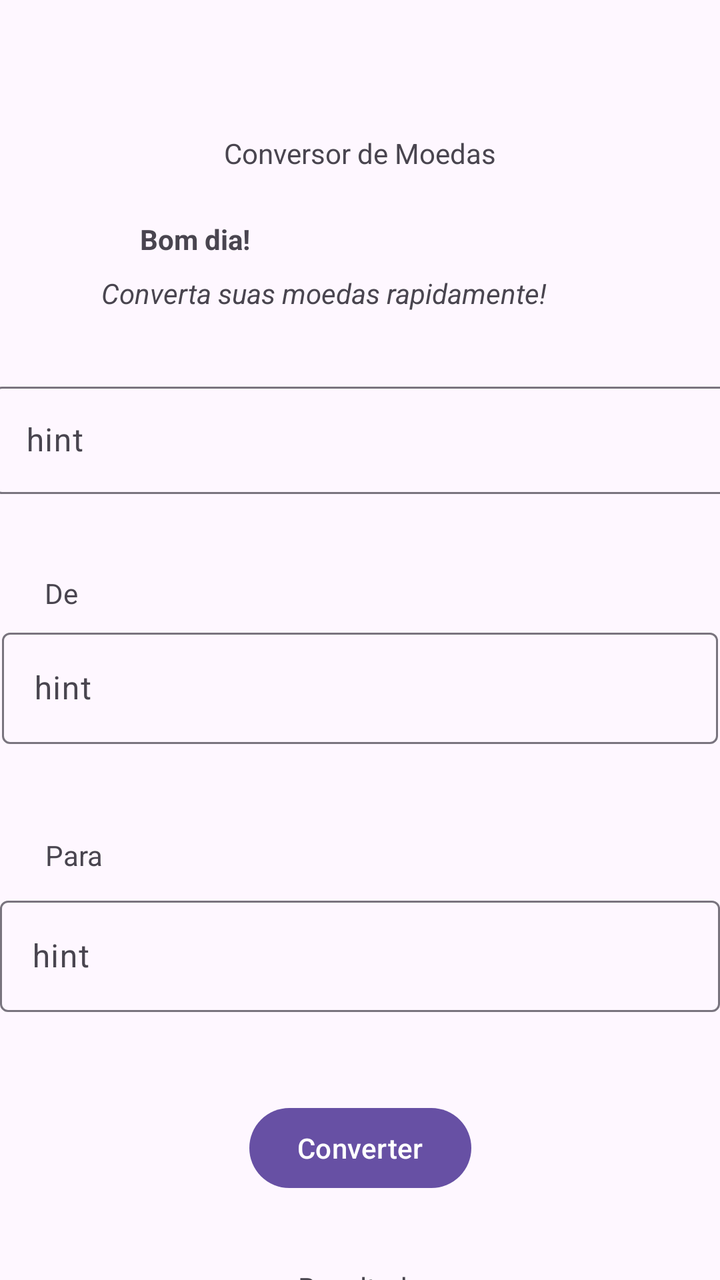
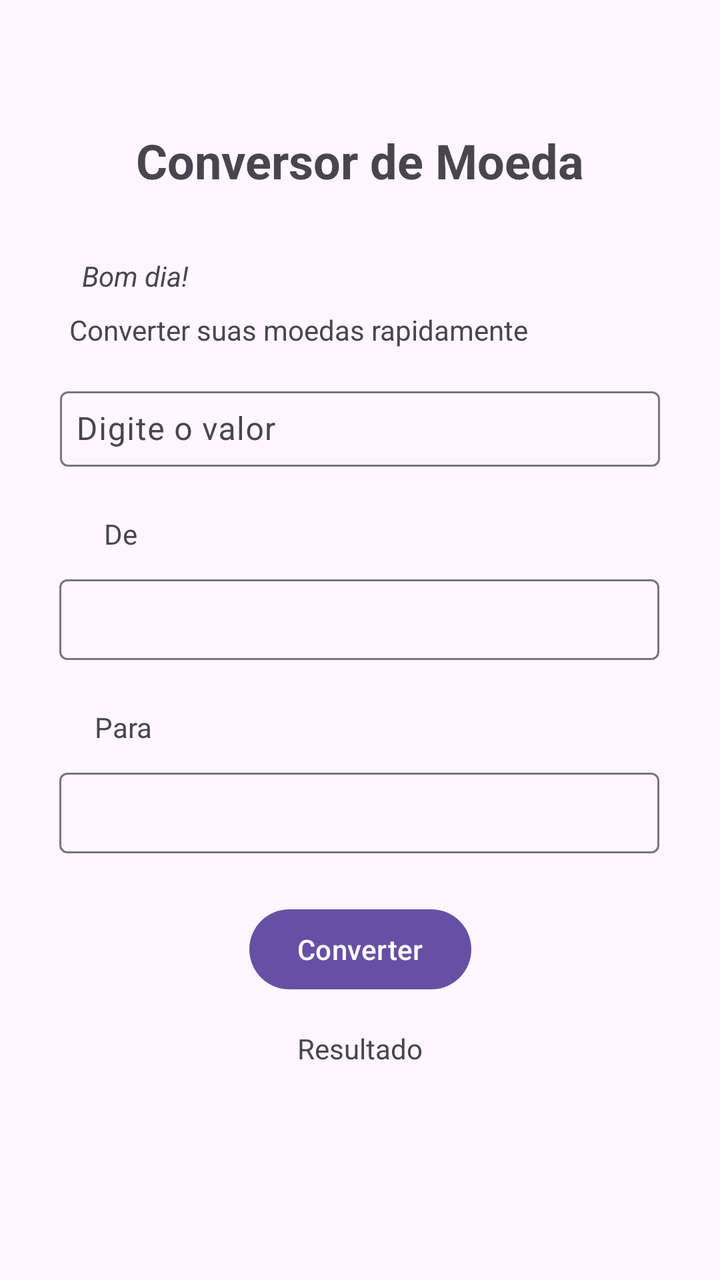

Before-and-after screenshots of an Android layout around one commit, followed by the original layout XML and the change that was made.
<!-- AndroidManifest.xml: application theme Theme.AppConversor -->
<!-- res/layout/activity_main.xml -->
<?xml version="1.0" encoding="utf-8"?>
<androidx.constraintlayout.widget.ConstraintLayout xmlns:android="http://schemas.android.com/apk/res/android"
    xmlns:app="http://schemas.android.com/apk/res-auto"
    xmlns:tools="http://schemas.android.com/tools"
    android:id="@+id/main"
    android:layout_width="match_parent"
    android:layout_height="match_parent"
    tools:context=".MainActivity">

    <TextView
        android:id="@+id/textView2"
        android:layout_width="wrap_content"
        android:layout_height="wrap_content"
        android:text="Conversor de Moedas"
        app:layout_constraintBottom_toBottomOf="parent"
        app:layout_constraintEnd_toEndOf="parent"
        app:layout_constraintStart_toStartOf="parent"
        app:layout_constraintTop_toTopOf="parent"
        app:layout_constraintVertical_bias="0.108" />

    <TextView
        android:id="@+id/textView"
        android:layout_width="wrap_content"
        android:layout_height="wrap_content"
        android:layout_marginTop="24dp"
        android:text="Bom dia!"
        android:textStyle="bold"
        app:layout_constraintEnd_toEndOf="parent"
        app:layout_constraintHorizontal_bias="0.23"
        app:layout_constraintStart_toStartOf="parent"
        app:layout_constraintTop_toBottomOf="@+id/textView2" />

    <TextView
        android:id="@+id/textView3"
        android:layout_width="wrap_content"
        android:layout_height="wrap_content"
        android:layout_marginTop="8dp"
        android:text="Converta suas moedas rapidamente!"
        android:textStyle="italic"
        app:layout_constraintEnd_toEndOf="parent"
        app:layout_constraintHorizontal_bias="0.368"
        app:layout_constraintStart_toStartOf="parent"
        app:layout_constraintTop_toBottomOf="@+id/textView" />

    <com.google.android.material.textfield.TextInputLayout
        android:id="@+id/textInputLayout"
        android:layout_width="367dp"
        android:layout_height="59dp"
        android:layout_marginTop="32dp"
        app:layout_constraintEnd_toEndOf="parent"
        app:layout_constraintHorizontal_bias="0.48"
        app:layout_constraintStart_toStartOf="parent"
        app:layout_constraintTop_toBottomOf="@+id/textView3">

        <com.google.android.material.textfield.TextInputEditText
            android:layout_width="match_parent"
            android:layout_height="wrap_content"
            android:hint="hint" />

    </com.google.android.material.textfield.TextInputLayout>

    <TextView
        android:id="@+id/textView5"
        android:layout_width="wrap_content"
        android:layout_height="wrap_content"
        android:layout_marginTop="40dp"
        android:text="De"
        app:layout_constraintEnd_toEndOf="parent"
        app:layout_constraintHorizontal_bias="0.065"
        app:layout_constraintStart_toStartOf="parent"
        app:layout_constraintTop_toBottomOf="@+id/textInputLayout" />

    <TextView
        android:id="@+id/textView6"
        android:layout_width="wrap_content"
        android:layout_height="wrap_content"
        android:layout_marginTop="112dp"
        android:text="Para"
        app:layout_constraintEnd_toEndOf="parent"
        app:layout_constraintHorizontal_bias="0.068"
        app:layout_constraintStart_toStartOf="parent"
        app:layout_constraintTop_toBottomOf="@+id/textView5" />

    <com.google.android.material.textfield.TextInputLayout
        android:layout_width="358dp"
        android:layout_height="62dp"
        android:layout_marginTop="64dp"
        app:layout_constraintEnd_toEndOf="parent"
        app:layout_constraintHorizontal_bias="0.49"
        app:layout_constraintStart_toStartOf="parent"
        app:layout_constraintTop_toBottomOf="@+id/textInputLayout">

        <com.google.android.material.textfield.TextInputEditText
            android:layout_width="match_parent"
            android:layout_height="wrap_content"
            android:hint="hint" />
    </com.google.android.material.textfield.TextInputLayout>

    <com.google.android.material.textfield.TextInputLayout
        android:id="@+id/textInputLayout2"
        android:layout_width="360dp"
        android:layout_height="69dp"
        android:layout_marginTop="8dp"
        app:layout_constraintEnd_toEndOf="parent"
        app:layout_constraintHorizontal_bias="0.509"
        app:layout_constraintStart_toStartOf="parent"
        app:layout_constraintTop_toBottomOf="@+id/textView6">

        <com.google.android.material.textfield.TextInputEditText
            android:layout_width="match_parent"
            android:layout_height="wrap_content"
            android:hint="hint" />
    </com.google.android.material.textfield.TextInputLayout>

    <Button
        android:id="@+id/BtnConverte"
        android:layout_width="wrap_content"
        android:layout_height="wrap_content"
        android:layout_marginTop="36dp"
        android:text="Converter"
        app:layout_constraintEnd_toEndOf="parent"
        app:layout_constraintStart_toStartOf="parent"
        app:layout_constraintTop_toBottomOf="@+id/textInputLayout2" />

    <TextView
        android:id="@+id/textView7"
        android:layout_width="wrap_content"
        android:layout_height="wrap_content"
        android:layout_marginTop="36dp"
        android:text="Resultado"
        app:layout_constraintEnd_toEndOf="parent"
        app:layout_constraintHorizontal_bias="0.501"
        app:layout_constraintStart_toStartOf="parent"
        app:layout_constraintTop_toBottomOf="@+id/BtnConverte" />


</androidx.constraintlayout.widget.ConstraintLayout>
<!-- resources referenced by this layout -->
<resources>
  <style name="Theme.AppConversor" parent="Base.Theme.AppConversor" />
  <style name="Base.Theme.AppConversor" parent="Theme.Material3.DayNight.NoActionBar">
          
          
      </style>
</resources>

<!-- the commit's change to res/layout/activity_main.xml (unified diff, before → after) -->
@@ -11,22 +11,23 @@
         android:id="@+id/textView2"
         android:layout_width="wrap_content"
         android:layout_height="wrap_content"
-        android:text="Conversor de Moedas"
-        app:layout_constraintBottom_toBottomOf="parent"
+        android:layout_marginTop="64dp"
+        android:text="Conversor de Moeda"
+        android:textSize="24sp"
+        android:textStyle="bold"
         app:layout_constraintEnd_toEndOf="parent"
         app:layout_constraintStart_toStartOf="parent"
-        app:layout_constraintTop_toTopOf="parent"
-        app:layout_constraintVertical_bias="0.108" />
+        app:layout_constraintTop_toTopOf="parent" />
 
     <TextView
-        android:id="@+id/textView"
+        android:id="@+id/textTempo"
         android:layout_width="wrap_content"
         android:layout_height="wrap_content"
-        android:layout_marginTop="24dp"
+        android:layout_marginTop="32dp"
         android:text="Bom dia!"
-        android:textStyle="bold"
+        android:textStyle="italic"
         app:layout_constraintEnd_toEndOf="parent"
-        app:layout_constraintHorizontal_bias="0.23"
+        app:layout_constraintHorizontal_bias="0.134"
         app:layout_constraintStart_toStartOf="parent"
         app:layout_constraintTop_toBottomOf="@+id/textView2" />
 
@@ -35,27 +36,58 @@
         android:layout_width="wrap_content"
         android:layout_height="wrap_content"
         android:layout_marginTop="8dp"
-        android:text="Converta suas moedas rapidamente!"
-        android:textStyle="italic"
+        android:text="Converter suas moedas rapidamente"
         app:layout_constraintEnd_toEndOf="parent"
-        app:layout_constraintHorizontal_bias="0.368"
+        app:layout_constraintHorizontal_bias="0.266"
         app:layout_constraintStart_toStartOf="parent"
-        app:layout_constraintTop_toBottomOf="@+id/textView" />
+        app:layout_constraintTop_toBottomOf="@+id/textTempo" />
 
     <com.google.android.material.textfield.TextInputLayout
         android:id="@+id/textInputLayout"
-        android:layout_width="367dp"
-        android:layout_height="59dp"
-        android:layout_marginTop="32dp"
+        android:layout_width="300dp"
+        android:layout_height="wrap_content"
+        android:layout_marginTop="16dp"
         app:layout_constraintEnd_toEndOf="parent"
-        app:layout_constraintHorizontal_bias="0.48"
         app:layout_constraintStart_toStartOf="parent"
         app:layout_constraintTop_toBottomOf="@+id/textView3">
 
         <com.google.android.material.textfield.TextInputEditText
             android:layout_width="match_parent"
             android:layout_height="wrap_content"
-            android:hint="hint" />
+            android:hint="Digite o valor"
+            android:padding="8dp" />
+    </com.google.android.material.textfield.TextInputLayout>
+
+    <TextView
+        android:id="@+id/textView4"
+        android:layout_width="wrap_content"
+        android:layout_height="wrap_content"
+        android:layout_marginStart="52dp"
+        android:layout_marginTop="24dp"
+        android:text="De"
+        app:layout_constraintStart_toStartOf="parent"
+        app:layout_constraintTop_toBottomOf="@+id/textInputLayout" />
+
+    <com.google.android.material.textfield.TextInputLayout
+        android:id="@+id/textInputLayout4"
+        android:layout_width="300dp"
+        android:layout_height="wrap_content"
+        android:layout_marginTop="8dp"
+        app:layout_constraintEnd_toEndOf="parent"
+        app:layout_constraintHorizontal_bias="0.495"
+        app:layout_constraintStart_toStartOf="parent"
+        app:layout_constraintTop_toBottomOf="@+id/textView4">
+
+        <AutoCompleteTextView
+            android:id="@+id/autoCompleteTextView"
+            android:layout_width="match_parent"
+            android:layout_height="wrap_content"
+            android:inputType="none"
+            android:padding="8dp"
+            app:layout_constraintEnd_toEndOf="parent"
+            app:layout_constraintHorizontal_bias="0.5"
+            app:layout_constraintStart_toStartOf="parent"
+            tools:layout_editor_absoluteY="333dp" />
 
     </com.google.android.material.textfield.TextInputLayout>
 
@@ -63,75 +95,54 @@
         android:id="@+id/textView5"
         android:layout_width="wrap_content"
         android:layout_height="wrap_content"
-        android:layout_marginTop="40dp"
-        android:text="De"
-        app:layout_constraintEnd_toEndOf="parent"
-        app:layout_constraintHorizontal_bias="0.065"
-        app:layout_constraintStart_toStartOf="parent"
-        app:layout_constraintTop_toBottomOf="@+id/textInputLayout" />
-
-    <TextView
-        android:id="@+id/textView6"
-        android:layout_width="wrap_content"
-        android:layout_height="wrap_content"
-        android:layout_marginTop="112dp"
+        android:layout_marginTop="24dp"
         android:text="Para"
         app:layout_constraintEnd_toEndOf="parent"
-        app:layout_constraintHorizontal_bias="0.068"
+        app:layout_constraintHorizontal_bias="0.143"
         app:layout_constraintStart_toStartOf="parent"
-        app:layout_constraintTop_toBottomOf="@+id/textView5" />
+        app:layout_constraintTop_toBottomOf="@+id/textInputLayout4" />
 
     <com.google.android.material.textfield.TextInputLayout
-        android:layout_width="358dp"
-        android:layout_height="62dp"
-        android:layout_marginTop="64dp"
+        android:id="@+id/textInputLayout5"
+        android:layout_width="300dp"
+        android:layout_height="wrap_content"
+        android:layout_marginTop="8dp"
         app:layout_constraintEnd_toEndOf="parent"
-        app:layout_constraintHorizontal_bias="0.49"
+        app:layout_constraintHorizontal_bias="0.495"
         app:layout_constraintStart_toStartOf="parent"
-        app:layout_constraintTop_toBottomOf="@+id/textInputLayout">
+        app:layout_constraintTop_toBottomOf="@+id/textView5">
 
-        <com.google.android.material.textfield.TextInputEditText
+        <AutoCompleteTextView
+            android:id="@+id/autoCompleteTextView2"
             android:layout_width="match_parent"
             android:layout_height="wrap_content"
-            android:hint="hint" />
-    </com.google.android.material.textfield.TextInputLayout>
+            android:inputType="none"
+            android:padding="8dp"
+            app:layout_constraintEnd_toEndOf="parent"
+            app:layout_constraintHorizontal_bias="0.5"
+            app:layout_constraintStart_toStartOf="parent"
+            tools:layout_editor_absoluteY="333dp" />
 
-    <com.google.android.material.textfield.TextInputLayout
-        android:id="@+id/textInputLayout2"
-        android:layout_width="360dp"
-        android:layout_height="69dp"
-        android:layout_marginTop="8dp"
-        app:layout_constraintEnd_toEndOf="parent"
-        app:layout_constraintHorizontal_bias="0.509"
-        app:layout_constraintStart_toStartOf="parent"
-        app:layout_constraintTop_toBottomOf="@+id/textView6">
-
-        <com.google.android.material.textfield.TextInputEditText
-            android:layout_width="match_parent"
-            android:layout_height="wrap_content"
-            android:hint="hint" />
     </com.google.android.material.textfield.TextInputLayout>
 
     <Button
-        android:id="@+id/BtnConverte"
+        android:id="@+id/btnConverte"
         android:layout_width="wrap_content"
         android:layout_height="wrap_content"
-        android:layout_marginTop="36dp"
+        android:layout_marginTop="24dp"
         android:text="Converter"
         app:layout_constraintEnd_toEndOf="parent"
         app:layout_constraintStart_toStartOf="parent"
-        app:layout_constraintTop_toBottomOf="@+id/textInputLayout2" />
+        app:layout_constraintTop_toBottomOf="@+id/textInputLayout5" />
 
     <TextView
-        android:id="@+id/textView7"
+        android:id="@+id/textView"
         android:layout_width="wrap_content"
         android:layout_height="wrap_content"
-        android:layout_marginTop="36dp"
+        android:layout_marginTop="16dp"
         android:text="Resultado"
         app:layout_constraintEnd_toEndOf="parent"
-        app:layout_constraintHorizontal_bias="0.501"
         app:layout_constraintStart_toStartOf="parent"
-        app:layout_constraintTop_toBottomOf="@+id/BtnConverte" />
-
+        app:layout_constraintTop_toBottomOf="@+id/btnConverte" />
 
 </androidx.constraintlayout.widget.ConstraintLayout>
